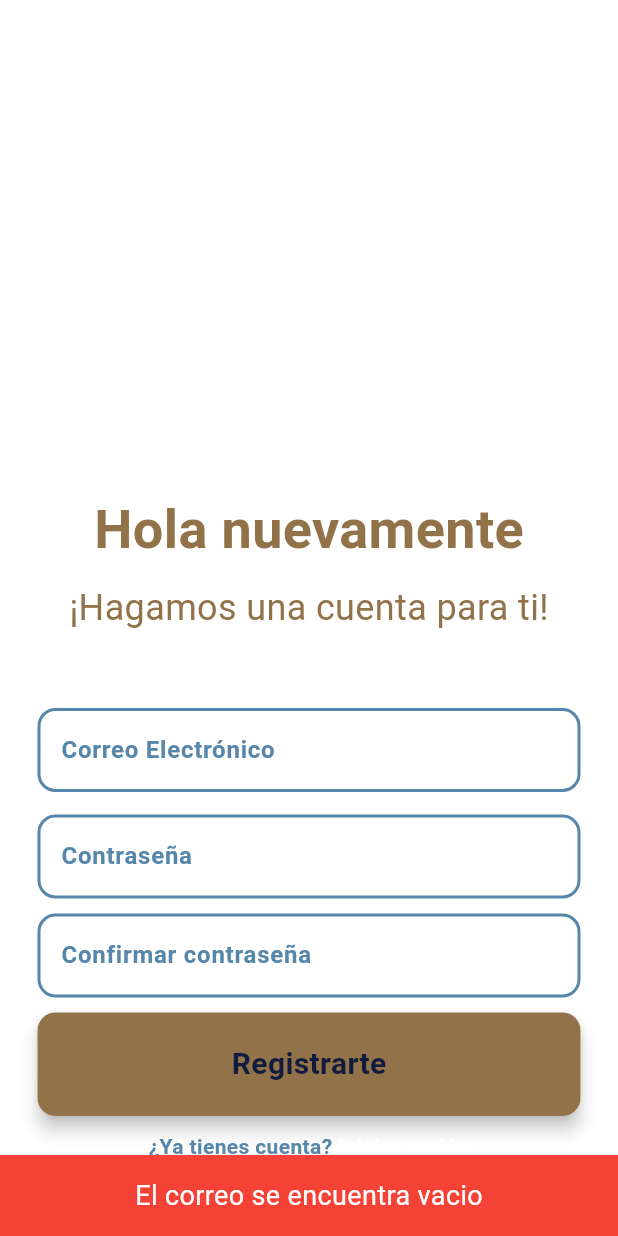
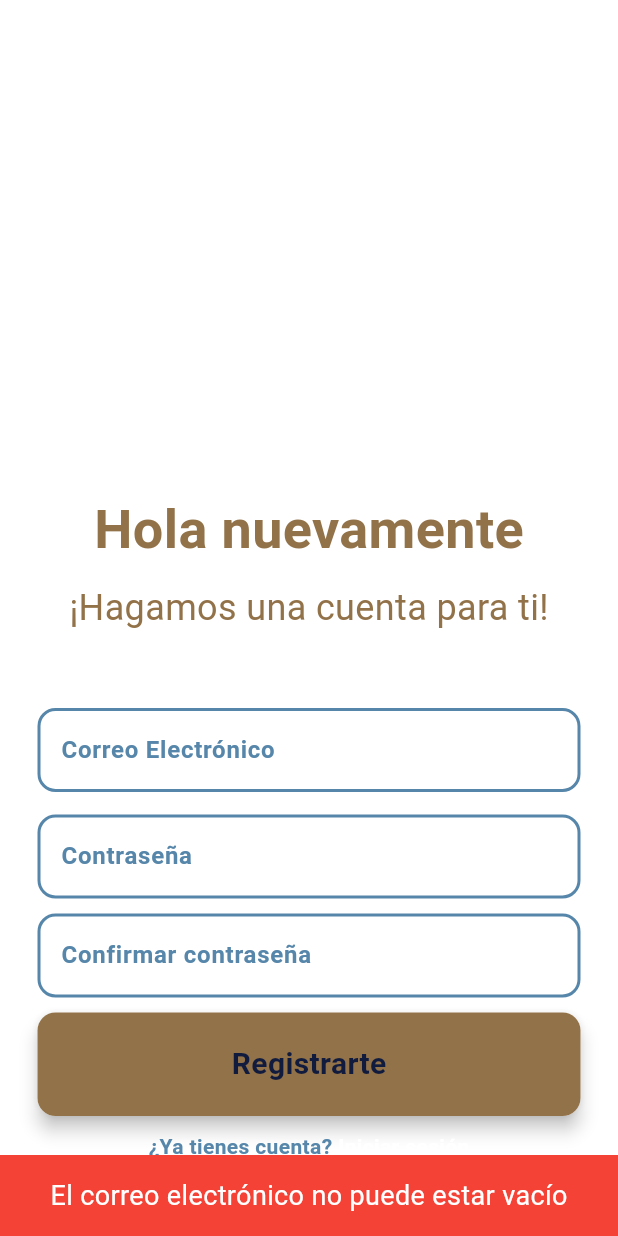
Before and after one commit to Alexlife2002003/CASE, a Flutter app: the Registrarse screen opened directly, after a tap on "Registrarte", on a phone screen of 412 x 824 dp. Run offline on Flutter 3.47's test engine with Material 3 defaults, Android fonts, the phone set to English and light mode, and no system bars; our stand-ins replace flutter_secure_storage; accounts and stored records are empty.

Commit message:
cambio de textos, ortografia

```diff
--- a/case_cuestionario/lib/screens/Users/registro.dart
+++ b/case_cuestionario/lib/screens/Users/registro.dart
@@ -112,13 +112,13 @@ class _RegistrarseState extends State<Registrarse> {
 
           ScaffoldMessenger.of(context).showSnackBar(SnackBar(
             backgroundColor: Colors.grey.shade500,
-            content: const Center(child: Text('Registration successful!')),
+            content: const Center(child: Text('Registro exitoso!')),
           ));
         } else {
-          snackbarRed('Registration failed. Status code: ${response.statusCode}');
+          snackbarRed('Registro fallido. ${response.statusCode}');
         }
       } catch (error) {
-        snackbarRed("Error during registrarion. Try again");
+        snackbarRed("Registro fallido, vuelve a intentarlo.");
       }
     }
 
@@ -178,22 +178,23 @@ class _RegistrarseState extends State<Registrarse> {
             child: GestureDetector(
               onTap: () async {
                if (_emailController.text.trim().isEmpty) {
-                  snackbarRed("El correo se encuentra vacio");
+  snackbarRed("El correo electrónico no puede estar vacío");
   return;
 }
 if (!isValidEmail(_emailController.text.trim())) {
-                  snackbarRed('Ingresa un correo válido');
+  snackbarRed('Ingresa un correo electrónico válido');
   return;
 }
 if ((_passwordController.text.trim().isEmpty) ||
     (_confirmPasswordController.text.trim().isEmpty)) {
-                  snackbarRed("Password cannot be empty");
-                }
-                if (_passwordController.text.trim() !=
-                    _confirmPasswordController.text.trim()) {
-                  snackbarRed("Passwords are different");
+  snackbarRed("La contraseña no puede estar vacía");
   return;
 }
+if (_passwordController.text.trim() != _confirmPasswordController.text.trim()) {
+  snackbarRed("Las contraseñas no coinciden");
+  return;
+}
+
                 await registerUser(_emailController.text.trim(),
                     _passwordController.text.trim());
               },
```
Also changed, not shown: case_cuestionario/lib/screens/Users/login.dart (+9 -5 lines). Lines whose indentation alone changed are shown as unchanged.
